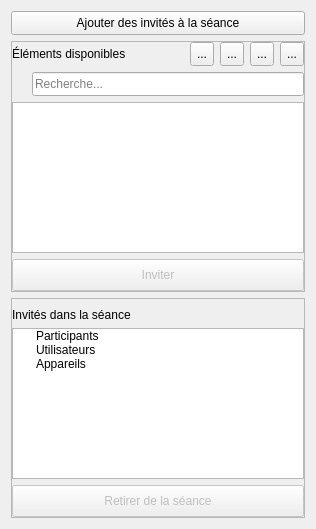
The window that client/src/widgets/SessionInviteWidget.ui (introlab/openteraplus) describes before a commit, drawn with Qt 5.
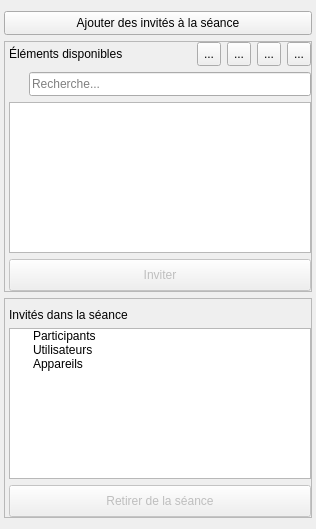
The same window after the commit. Icons and pictures are not drawn.

Commit message: Refs #1 Revised SessionWidget in preparation for assets integration.

```diff
--- a/client/src/widgets/SessionInviteWidget.ui
+++ b/client/src/widgets/SessionInviteWidget.ui
@@ -18,6 +18,12 @@
     <normaloff>:/icons/ESTRAD.ico</normaloff>:/icons/ESTRAD.ico</iconset>
   </property>
   <layout class="QVBoxLayout" name="verticalLayout">
+   <property name="leftMargin">
+    <number>4</number>
+   </property>
+   <property name="rightMargin">
+    <number>4</number>
+   </property>
    <item>
     <widget class="QPushButton" name="btnManageInvitees">
      <property name="minimumSize">
@@ -57,7 +63,7 @@
      </property>
      <layout class="QVBoxLayout" name="verticalLayout_2">
       <property name="leftMargin">
-       <number>0</number>
+       <number>4</number>
       </property>
       <property name="topMargin">
        <number>0</number>
@@ -363,7 +369,7 @@
      </property>
      <layout class="QVBoxLayout" name="verticalLayout_3">
       <property name="leftMargin">
-       <number>0</number>
+       <number>4</number>
       </property>
       <property name="rightMargin">
        <number>0</number>
```
The commit also changes 6 other files.
